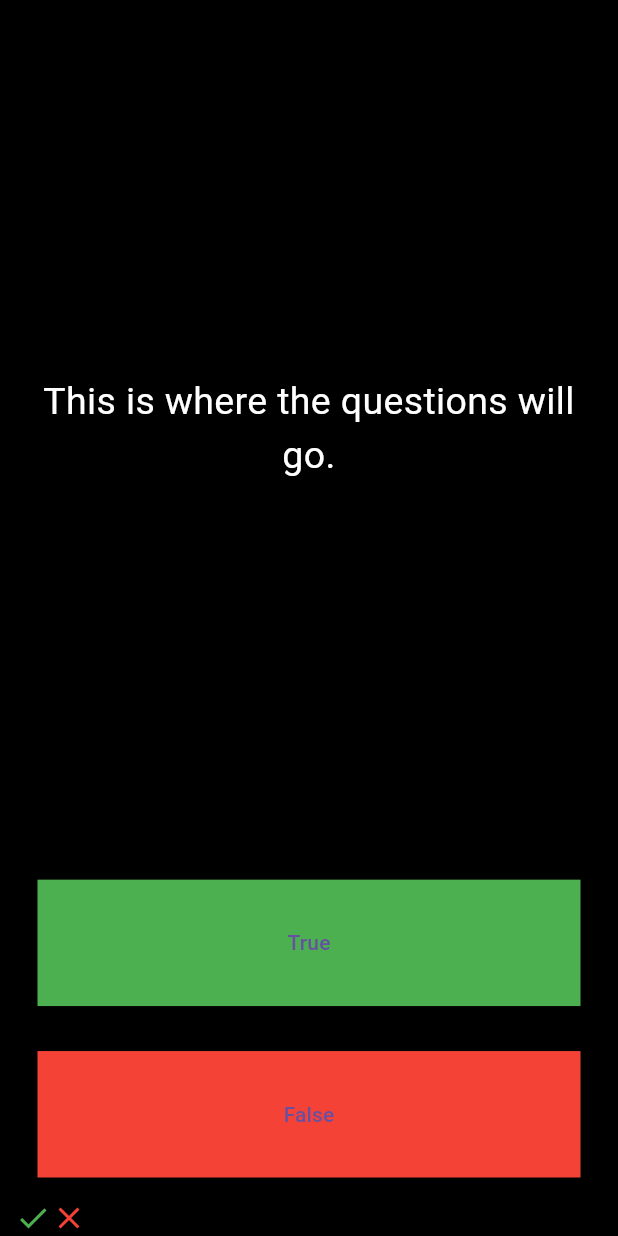
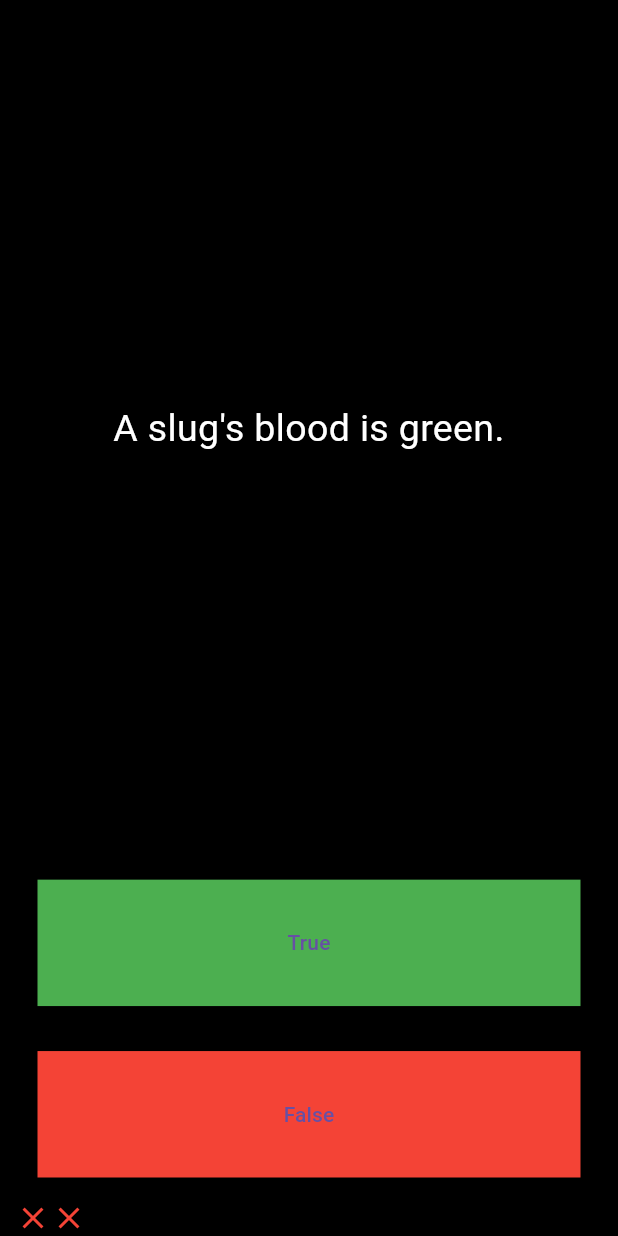
Before and after one commit to RITWIZSINGH/quizzler_flutter, a Flutter app: the screen it shows after launch, after a tap on "True", after a tap on "False", on a phone screen of 412 x 824 dp. Run offline on Flutter 3.47's test engine with Material 3 defaults, Android fonts, the phone set to English and light mode, and no system bars.

Commit message:
Added functionality to check users answer

```diff
--- a/lib/main.dart
+++ b/lib/main.dart
@@ -33,7 +33,17 @@ class QuizPage extends StatefulWidget {
 }
 
 class _QuizPageState extends State<QuizPage> {
-  List<Icon> scorekeeper = [];
+  List<Icon> scorekeeper = []; //SCOREKEEPER
+  List<String> questions = [
+    'You can lead a cow down stairs but not up stairs.',
+    'Approximately one quarter of human bones are in the feet.',
+    'A slug\'s blood is green.'
+  ];
+
+  List<bool> answers = [false, true, true];
+
+  int questionNumber = 0;
+
   @override
   Widget build(BuildContext context) {
     return Column(
@@ -46,7 +56,7 @@ class _QuizPageState extends State<QuizPage> {
             child: Padding(
               padding: EdgeInsets.all(10.0),
               child: Text(
-                'This is where the questions will go.',
+                questions[questionNumber],
                 textAlign: TextAlign.center,
                 style: TextStyle(
                   color: Colors.white,
@@ -64,13 +74,21 @@ class _QuizPageState extends State<QuizPage> {
               color: Colors.green,
               child: TextButton(
                 onPressed: () {
+                  bool correctanswer = answers[questionNumber];
+
                   setState(() {
-                    scorekeeper.add(
-                      Icon(
+                    questionNumber = questionNumber + 1;
+                    if (correctanswer == true) {
+                      scorekeeper.add(Icon(
                         Icons.check,
                         color: Colors.green,
-                      )
-                    );
+                      ));
+                    } else {
+                      scorekeeper.add(Icon(
+                        Icons.close,
+                        color: Colors.red,
+                      ));
+                    }
                   });
                 },
                 child: Text('True'),
@@ -86,13 +104,20 @@ class _QuizPageState extends State<QuizPage> {
               color: Colors.red,
               child: TextButton(
                 onPressed: () {
+                  bool correctanswer = answers[questionNumber];
                   setState(() {
-                    scorekeeper.add(
-                      Icon(
+                    questionNumber = questionNumber + 1;
+                    if (correctanswer == false) {
+                       scorekeeper.add(Icon(
+                        Icons.check,
+                        color: Colors.green,
+                      ));
+                    } else {
+                      scorekeeper.add(Icon(
                         Icons.close,
                         color: Colors.red,
-                      )
-                    );
+                      ));
+                    }
                   });
                 },
                 child: Text('False'),
```
